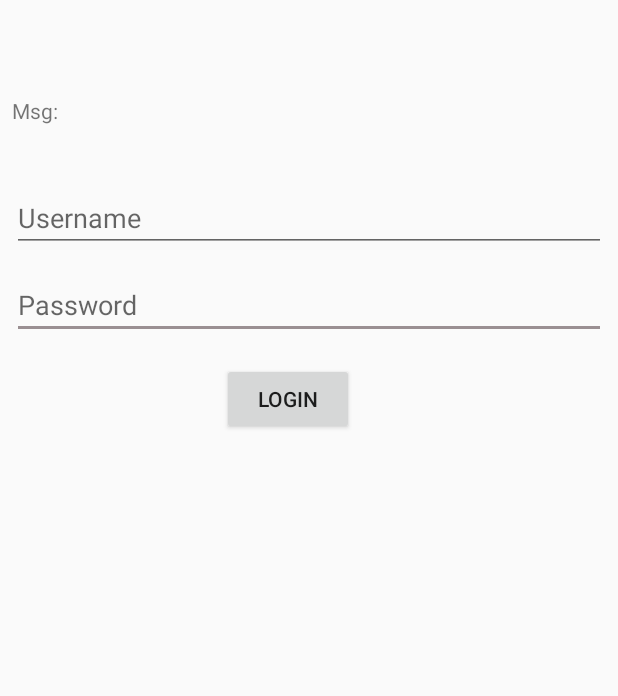
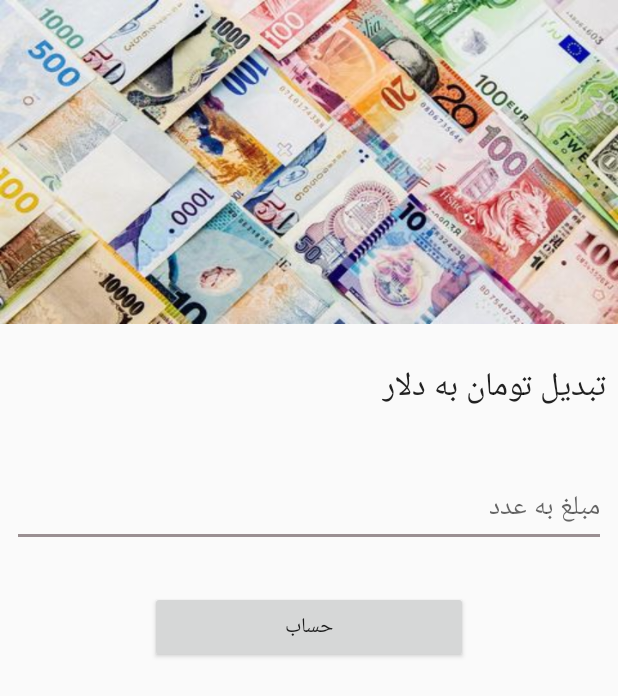
Before and after one commit to zerovan/dicee, an Android app: the screen it shows after launch (MainActivity), on a phone screen of 412 x 824 dp. Shown: the top 696 px of the screen. Run offline under Robolectric (Android 15) with nearby library versions, the phone set to English and light mode, and no system bars.

Commit message:
end of convertor

```diff
--- a/app/src/main/java/com/zerovan/dicee/MainActivity.java
+++ b/app/src/main/java/com/zerovan/dicee/MainActivity.java
@@ -7,19 +7,43 @@ import android.view.View;
 import android.widget.EditText;
 import android.widget.TextView;
 import android.widget.Toast;
+import java.text.DecimalFormat;
 
 public class MainActivity extends AppCompatActivity {
 
+    public int dollar = 14000;
+    double roundTwoDecimals(double d)
+    {
+        DecimalFormat twoDForm = new DecimalFormat("#.##");
+        return Double.valueOf(twoDForm.format(d));
+    }
     public void login(View view)
     {
+        try {
+
+
         EditText Username = (EditText) findViewById(R.id.UsernameEditText);
-        EditText Password = (EditText) findViewById(R.id.PasswordEditText);
-        Log.i("username"  ,Username.getText().toString());
-        Log.i("Password"  ,Password.getText().toString());
-        Log.i("msg","test login");
-        TextView textView = (TextView) findViewById(R.id.UsernameTextView);
-        textView.setText("login done");
-        Toast.makeText(this, "hello " + Username.getText().toString() , Toast.LENGTH_SHORT).show();
+
+        String value= Username.getText().toString();
+
+        double finalValue=Double.parseDouble(value);
+        finalValue/=dollar;
+        finalValue = roundTwoDecimals(finalValue);
+        String resault =Double.toString(finalValue);
+
+//        double amount =finalValue/dollar;
+//        Log.i("price ", (Double.toString(amount)));
+
+
+
+//        TextView textView = (TextView) findViewById(R.id.UsernameTextView);
+//
+        Toast.makeText(this, "$ "+resault , Toast.LENGTH_SHORT).show();
+        }
+        catch (Exception ex)
+        {
+            Toast.makeText(this, "مقدار اشتباه" , Toast.LENGTH_SHORT).show();
+        }
     }
     @Override
     protected void onCreate(Bundle savedInstanceState) {
--- a/app/src/main/res/layout/activity_main.xml
+++ b/app/src/main/res/layout/activity_main.xml
@@ -10,58 +10,54 @@
     <android.support.constraint.ConstraintLayout
         android:layout_width="match_parent"
         android:layout_height="match_parent"
+        android:layout_alignParentStart="true"
+        android:layout_alignParentTop="true"
         android:minHeight="170dp">
+
+        <ImageView
+            android:id="@+id/imageView"
+            android:layout_width="wrap_content"
+            android:layout_height="216dp"
+            android:scaleType="fitXY"
+            app:layout_constraintEnd_toEndOf="parent"
+            app:layout_constraintLeft_toLeftOf="parent"
+            app:layout_constraintRight_toRightOf="parent"
+            app:layout_constraintStart_toStartOf="parent"
+            app:layout_constraintTop_toTopOf="parent"
+            app:srcCompat="@drawable/dollerimg" />
 
         <TextView
             android:id="@+id/UsernameTextView"
             android:layout_width="0dp"
-            android:layout_height="35dp"
+            android:layout_height="49dp"
             android:layout_alignParentStart="true"
             android:layout_alignParentTop="true"
             android:layout_marginEnd="8dp"
             android:layout_marginLeft="8dp"
             android:layout_marginRight="8dp"
             android:layout_marginStart="8dp"
-            android:layout_marginTop="64dp"
-            android:text="Msg:"
+            android:layout_marginTop="24dp"
+            android:text="تبدیل تومان به دلار"
+            android:textAppearance="@style/TextAppearance.AppCompat.Large"
             app:layout_constraintEnd_toEndOf="parent"
             app:layout_constraintHorizontal_bias="0.0"
             app:layout_constraintStart_toStartOf="parent"
-            app:layout_constraintTop_toTopOf="parent" />
-
-        <EditText
-            android:id="@+id/PasswordEditText"
-            android:layout_width="0dp"
-            android:layout_height="42dp"
-            android:layout_marginEnd="8dp"
-            android:layout_marginLeft="8dp"
-            android:layout_marginRight="8dp"
-            android:layout_marginStart="8dp"
-            android:layout_marginTop="16dp"
-            android:ems="10"
-            android:hint="Password"
-            android:inputType="textPassword"
-            app:layout_constraintEnd_toEndOf="parent"
-            app:layout_constraintHorizontal_bias="0.0"
-            app:layout_constraintStart_toStartOf="parent"
-            app:layout_constraintTop_toBottomOf="@+id/UsernameEditText" />
+            app:layout_constraintTop_toBottomOf="@+id/imageView" />
 
         <Button
             android:id="@+id/button"
-            android:layout_width="wrap_content"
+            android:layout_width="0dp"
             android:layout_height="wrap_content"
             android:layout_centerInParent="true"
-            android:layout_marginEnd="148dp"
-            android:layout_marginLeft="148dp"
-            android:layout_marginRight="148dp"
-            android:layout_marginStart="148dp"
-            android:layout_marginTop="16dp"
+            android:layout_marginLeft="100dp"
+            android:layout_marginRight="100dp"
+            android:layout_marginTop="29dp"
+            android:gravity="center_vertical|center_horizontal|center"
             android:onClick="login"
-            android:text="login"
-            app:layout_constraintEnd_toEndOf="parent"
-            app:layout_constraintHorizontal_bias="0.0"
-            app:layout_constraintStart_toStartOf="parent"
-            app:layout_constraintTop_toBottomOf="@+id/PasswordEditText" />
+            android:text="حساب"
+            app:layout_constraintLeft_toLeftOf="parent"
+            app:layout_constraintRight_toRightOf="parent"
+            app:layout_constraintTop_toBottomOf="@+id/UsernameEditText" />
 
         <EditText
             android:id="@+id/UsernameEditText"
@@ -71,11 +67,12 @@
             android:layout_marginLeft="8dp"
             android:layout_marginRight="8dp"
             android:layout_marginStart="8dp"
-            android:layout_marginTop="23dp"
+            android:layout_marginTop="24dp"
             android:ems="10"
-            android:hint="Username"
+            android:hint="مبلغ به عدد"
             android:inputType="textPersonName"
             app:layout_constraintEnd_toEndOf="parent"
+            app:layout_constraintHorizontal_bias="0.0"
             app:layout_constraintStart_toStartOf="parent"
             app:layout_constraintTop_toBottomOf="@+id/UsernameTextView" />
 
```
Also changed, not shown: app/src/main/res/drawable-v24/dollerimg.jpg (added).
